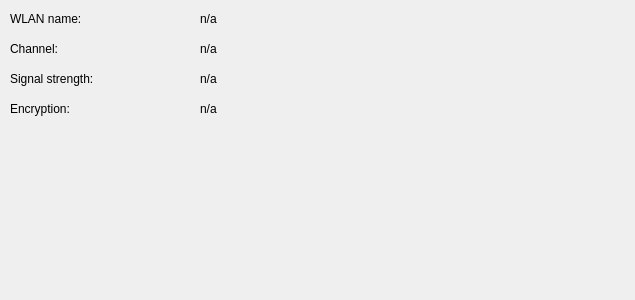
First picture: the form in markerinfo.ui, repository arcean/wlan-navi, before the edit.
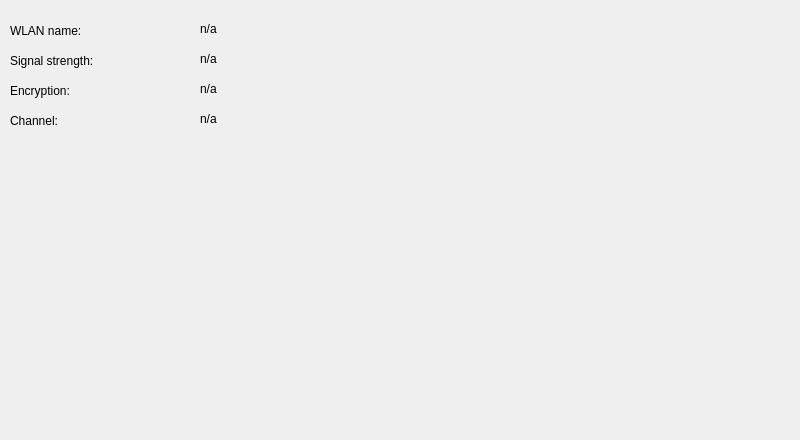
Second picture: the form after the edit.

Diff of the .ui file:
```diff
--- a/markerinfo.ui
+++ b/markerinfo.ui
@@ -1,25 +1,26 @@
 <?xml version="1.0" encoding="UTF-8"?>
 <ui version="4.0">
- <class>Form</class>
- <widget class="QWidget" name="Form">
+ <class>MarkerInfo</class>
+ <widget class="QMainWindow" name="MarkerInfo">
   <property name="geometry">
    <rect>
     <x>0</x>
     <y>0</y>
-    <width>635</width>
-    <height>300</height>
+    <width>800</width>
+    <height>440</height>
    </rect>
   </property>
   <property name="windowTitle">
    <string>Form</string>
   </property>
+  <widget class="QWidget" name="centralwidget">
   <widget class="QLabel" name="label">
    <property name="geometry">
     <rect>
      <x>10</x>
-     <y>10</y>
-     <width>141</width>
-     <height>17</height>
+      <y>20</y>
+      <width>171</width>
+      <height>21</height>
     </rect>
    </property>
    <property name="text">
@@ -30,73 +31,60 @@
    <property name="geometry">
     <rect>
      <x>10</x>
-     <y>40</y>
-     <width>66</width>
-     <height>17</height>
-    </rect>
-   </property>
-   <property name="text">
-    <string>Channel:</string>
-   </property>
-  </widget>
-  <widget class="QLabel" name="label_3">
-   <property name="geometry">
-    <rect>
-     <x>10</x>
-     <y>70</y>
-     <width>131</width>
-     <height>17</height>
+      <y>50</y>
+      <width>171</width>
+      <height>21</height>
     </rect>
    </property>
    <property name="text">
     <string>Signal strength:</string>
    </property>
   </widget>
-  <widget class="QLabel" name="label_4">
+   <widget class="QLabel" name="label_3">
    <property name="geometry">
     <rect>
      <x>10</x>
-     <y>100</y>
-     <width>121</width>
-     <height>17</height>
+      <y>80</y>
+      <width>171</width>
+      <height>21</height>
     </rect>
    </property>
    <property name="text">
     <string>Encryption:</string>
    </property>
   </widget>
-  <widget class="QLabel" name="channelLabel">
+   <widget class="QLabel" name="label_4">
    <property name="geometry">
     <rect>
-     <x>200</x>
-     <y>40</y>
-     <width>66</width>
-     <height>17</height>
+      <x>10</x>
+      <y>110</y>
+      <width>171</width>
+      <height>21</height>
     </rect>
    </property>
    <property name="text">
-    <string>n/a</string>
-   </property>
-  </widget>
-  <widget class="QLabel" name="signalStrengthLabel">
-   <property name="geometry">
-    <rect>
-     <x>200</x>
-     <y>70</y>
-     <width>131</width>
-     <height>17</height>
-    </rect>
-   </property>
-   <property name="text">
-    <string>n/a</string>
+     <string>Channel:</string>
    </property>
   </widget>
   <widget class="QLabel" name="wlanNameLabel">
    <property name="geometry">
     <rect>
      <x>200</x>
-     <y>10</y>
-     <width>141</width>
+      <y>20</y>
+      <width>66</width>
+      <height>17</height>
+     </rect>
+    </property>
+    <property name="text">
+     <string>n/a</string>
+    </property>
+   </widget>
+   <widget class="QLabel" name="signalStrengthLabel">
+    <property name="geometry">
+     <rect>
+      <x>200</x>
+      <y>50</y>
+      <width>66</width>
      <height>17</height>
     </rect>
    </property>
@@ -108,14 +96,28 @@
    <property name="geometry">
     <rect>
      <x>200</x>
-     <y>100</y>
-     <width>121</width>
+      <y>80</y>
+      <width>66</width>
      <height>17</height>
     </rect>
    </property>
    <property name="text">
     <string>n/a</string>
    </property>
+   </widget>
+   <widget class="QLabel" name="channelLabel">
+    <property name="geometry">
+     <rect>
+      <x>200</x>
+      <y>110</y>
+      <width>66</width>
+      <height>17</height>
+     </rect>
+    </property>
+    <property name="text">
+     <string>n/a</string>
+    </property>
+   </widget>
   </widget>
  </widget>
  <resources/>
```
Left out of the diff: 2 changed lines with no effect on the pictures. Lines whose indentation alone changed are shown as unchanged.
